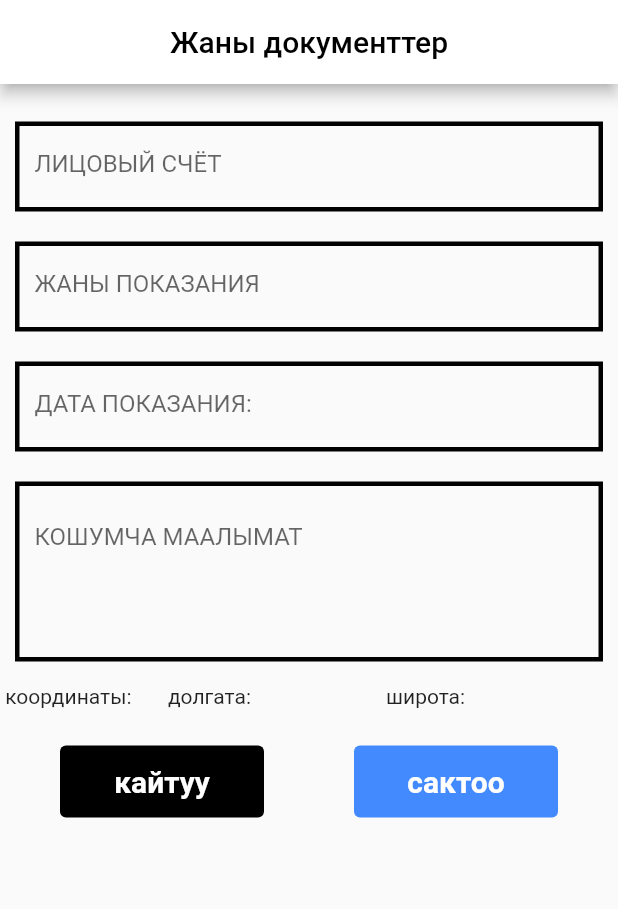
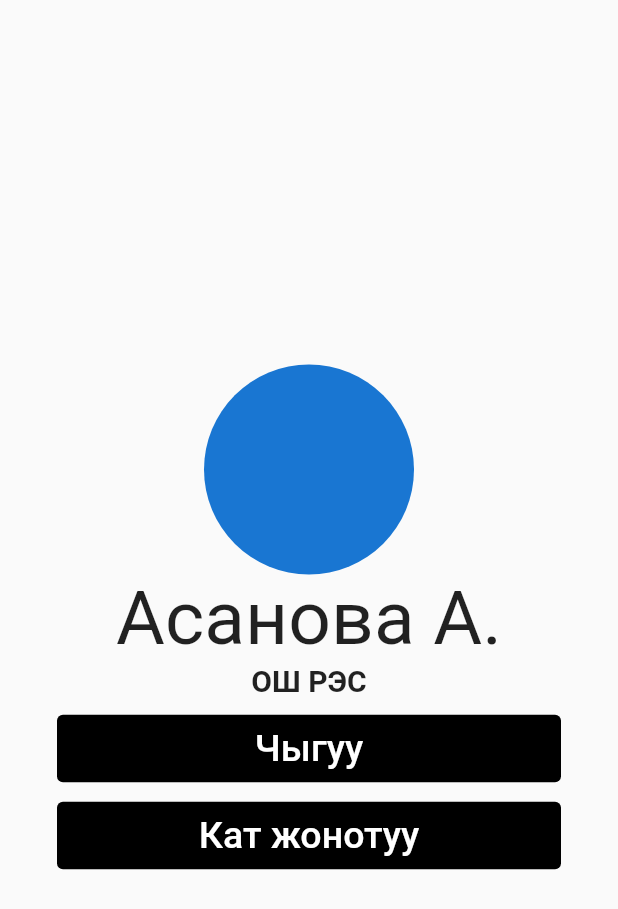
Before and after one commit to bekbosun/New-applucation, a Flutter app: the screen it shows after launch, on a phone screen of 412 x 824 dp. Shown: the top 909 px of the screen. Run offline on Flutter 3.47's test engine with Material 2 defaults, Android fonts, the light colour scheme and no system bars; our stand-ins replace google_fonts.

Commit message:
initial commit

```diff
--- a/lib/UI/new_doc.dart
+++ b/lib/UI/new_doc.dart
@@ -34,7 +34,7 @@ class NewDocScreen extends StatelessWidget {
             ),
             child: TextField(
               //cursorHeight: 50,
-              keyboardType: TextInputType.emailAddress,
+              keyboardType: TextInputType.text,
               textInputAction: TextInputAction.send,
               decoration: InputDecoration(
                 hintText: 'ЛИЦОВЫЙ СЧЁТ',
@@ -54,7 +54,7 @@ class NewDocScreen extends StatelessWidget {
             )),
             child: TextField(
               //cursorHeight: 50,
-              keyboardType: TextInputType.emailAddress,
+              keyboardType: TextInputType.text,
               textInputAction: TextInputAction.send,
               decoration: InputDecoration(
                 hintText: 'ЖАНЫ ПОКАЗАНИЯ',
@@ -74,7 +74,7 @@ class NewDocScreen extends StatelessWidget {
             )),
             child: TextField(
               //cursorHeight: 50,
-              keyboardType: TextInputType.emailAddress,
+              keyboardType: TextInputType.text,
               textInputAction: TextInputAction.send,
               decoration: InputDecoration(
                 hintText: 'ДАТА ПОКАЗАНИЯ:',
@@ -93,7 +93,7 @@ class NewDocScreen extends StatelessWidget {
             )),
             child: TextField(
               //cursorHeight: 50,
-              keyboardType: TextInputType.emailAddress,
+              keyboardType: TextInputType.text,
               textInputAction: TextInputAction.send,
               decoration: InputDecoration(
                 hintText: 'КОШУМЧА МААЛЫМАТ',
--- /dev/null
+++ b/lib/UI/profil.dart
@@ -0,0 +1,76 @@
+import 'package:flutter/material.dart';
+
+class ProfilScreen extends StatelessWidget {
+  // const ProfilScreen({Key key}) : super(key: key);
+
+  @override
+  Widget build(BuildContext context) {
+    return Scaffold(
+      body: Center(
+        child: Column(
+          mainAxisAlignment: MainAxisAlignment.center,
+          children: [
+            Container(
+              child: CircleAvatar(
+                radius: 70,
+              ),
+            ),
+            Text(
+              'Асанова А.',
+              style: TextStyle(fontSize: 50),
+            ),
+            Text(
+              'ОШ РЭС',
+              style: TextStyle(
+                fontSize: 20,
+                fontWeight: FontWeight.bold,
+              ),
+            ),
+            SizedBox(
+              height: 10,
+            ),
+            TextButton(
+              style: ButtonStyle(
+                backgroundColor: MaterialStateProperty.all(Colors.black),
+              ),
+              onPressed: () {},
+              child: SizedBox(
+                width: 320,
+                child: Center(
+                  child: Text(
+                    'Чыгуу',
+                    style: TextStyle(
+                      color: Colors.white,
+                      fontSize: 25,
+                    ),
+                  ),
+                ),
+              ),
+            ),
+            SizedBox(
+              height: 10,
+            ),
+            TextButton(
+              style: ButtonStyle(
+                backgroundColor: MaterialStateProperty.all(Colors.black),
+              ),
+              onPressed: () {},
+              child: SizedBox(
+                width: 320,
+                child: Center(
+                  child: Text(
+                    'Кат жонотуу',
+                    style: TextStyle(
+                      color: Colors.white,
+                      fontSize: 25,
+                    ),
+                  ),
+                ),
+              ),
+            ),
+          ],
+        ),
+      ),
+    );
+  }
+}
--- a/lib/main.dart
+++ b/lib/main.dart
@@ -3,6 +3,7 @@ import 'package:flutter_application_new/UI/TP_list_user.dart';
 import 'package:flutter_application_new/UI/TPlist.dart';
 import 'package:flutter_application_new/UI/docss.dart';
 import 'package:flutter_application_new/UI/new_doc.dart';
+import 'package:flutter_application_new/UI/profil.dart';
 import 'package:flutter_application_new/UI/register.dart';
 import 'package:flutter_application_new/UI/search.dart';
 import 'package:flutter_application_new/UI/user_screen.dart';
@@ -21,7 +22,7 @@ class OshApp extends StatelessWidget {
       theme: ThemeData(
         primarySwatch: Colors.blue,
       ),
-      home: NewDocScreen(),
+      home: ProfilScreen(),
     );
   }
 }
```
